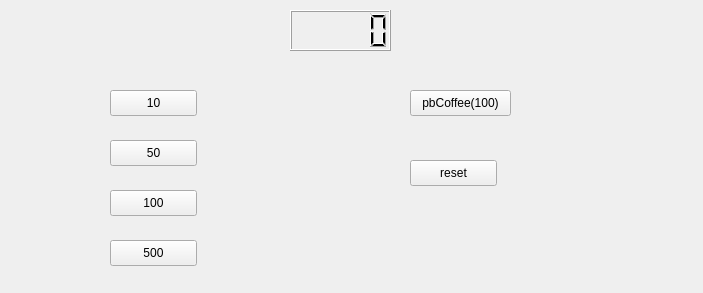
The window that widget.ui (LeeKangHoo/vending-machine) describes before a commit, drawn with Qt 5.
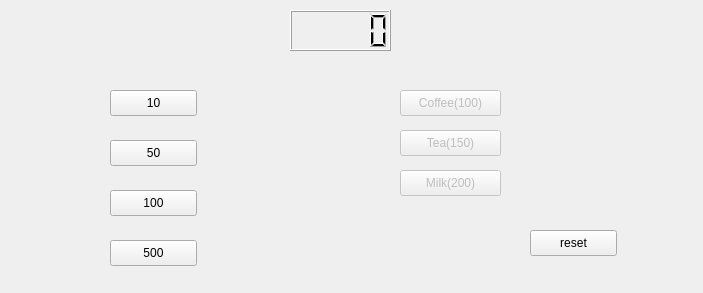
The same window after the commit.

Commit message: add Tea,Milk item,and fix reset button

Patch:
```diff
--- a/widget.ui
+++ b/widget.ui
@@ -76,23 +76,26 @@
    </property>
   </widget>
   <widget class="QPushButton" name="pbCoffee">
+   <property name="enabled">
+    <bool>false</bool>
+   </property>
    <property name="geometry">
     <rect>
-     <x>410</x>
+     <x>400</x>
      <y>90</y>
      <width>101</width>
      <height>26</height>
     </rect>
    </property>
    <property name="text">
-    <string>pbCoffee(100)</string>
+    <string>Coffee(100)</string>
    </property>
   </widget>
   <widget class="QPushButton" name="pbReset">
    <property name="geometry">
     <rect>
-     <x>410</x>
-     <y>160</y>
+     <x>530</x>
+     <y>230</y>
      <width>87</width>
      <height>26</height>
     </rect>
@@ -101,6 +104,38 @@
     <string>reset</string>
    </property>
   </widget>
+  <widget class="QPushButton" name="pbTea">
+   <property name="enabled">
+    <bool>false</bool>
+   </property>
+   <property name="geometry">
+    <rect>
+     <x>400</x>
+     <y>130</y>
+     <width>101</width>
+     <height>26</height>
+    </rect>
+   </property>
+   <property name="text">
+    <string>Tea(150)</string>
+   </property>
+  </widget>
+  <widget class="QPushButton" name="pbMilk">
+   <property name="enabled">
+    <bool>false</bool>
+   </property>
+   <property name="geometry">
+    <rect>
+     <x>400</x>
+     <y>170</y>
+     <width>101</width>
+     <height>26</height>
+    </rect>
+   </property>
+   <property name="text">
+    <string>Milk(200)</string>
+   </property>
+  </widget>
  </widget>
  <resources/>
  <connections/>
```
The commit also changes 12 other files.
